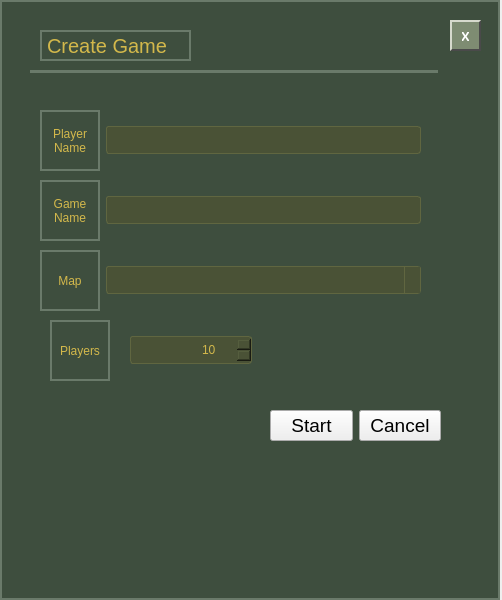
Qt form client/lobby/newgamewindow.ui (Blisstar/counter-strike-2d-g17) before a commit.
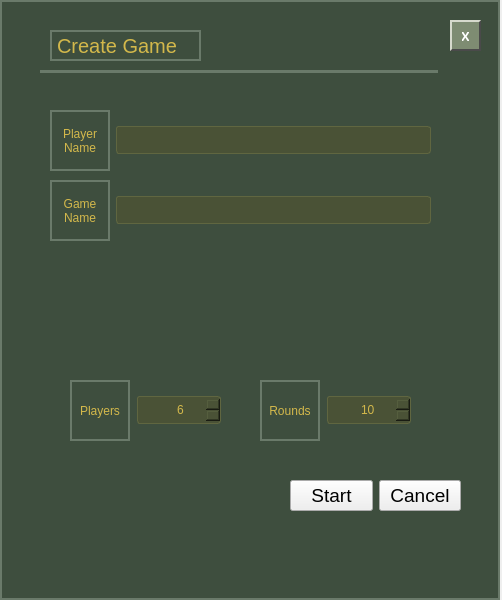
The same form after that commit.

```diff
--- a/client/lobby/newgamewindow.ui
+++ b/client/lobby/newgamewindow.ui
@@ -94,8 +94,8 @@
    <widget class="QWidget" name="horizontalLayoutWidget">
     <property name="geometry">
      <rect>
-      <x>270</x>
-      <y>410</y>
+      <x>290</x>
+      <y>480</y>
       <width>171</width>
       <height>32</height>
      </rect>
@@ -142,7 +142,7 @@
    <widget class="QLabel" name="label">
     <property name="geometry">
      <rect>
-      <x>40</x>
+      <x>50</x>
       <y>30</y>
       <width>151</width>
       <height>31</height>
@@ -161,85 +161,10 @@
      <string>Create Game</string>
     </property>
    </widget>
-   <widget class="QWidget" name="horizontalLayoutWidget_2">
-    <property name="geometry">
-     <rect>
-      <x>40</x>
-      <y>250</y>
-      <width>381</width>
-      <height>61</height>
-     </rect>
-    </property>
-    <layout class="QHBoxLayout" name="horizontalLayout_2">
-     <item>
-      <widget class="QLabel" name="label_2">
-       <property name="maximumSize">
-        <size>
-         <width>60</width>
-         <height>16777215</height>
-        </size>
-       </property>
-       <property name="styleSheet">
-        <string notr="true">QLabel{
-color: #d3b84b;
-border: &quot;none&quot;;
-	font-family: &quot;Verdana&quot;;
-}</string>
-       </property>
-       <property name="text">
-        <string>Map</string>
-       </property>
-       <property name="alignment">
-        <set>Qt::AlignmentFlag::AlignCenter</set>
-       </property>
-      </widget>
-     </item>
-     <item>
-      <widget class="QComboBox" name="mapSelector">
-       <property name="styleSheet">
-        <string notr="true">QComboBox {
-    background-color: #4a5236;  
-    color: #d3b84b;             
-    border: 1px solid #606640;   
-    padding: 5px 18px 5px 5px;  
-    border-radius: 3px;          
-    min-width: 6em;
-}
-
-QComboBox:hover {
-    border: 1px solid #a4b066; 
-}
-
-QComboBox::drop-down {
-    subcontrol-origin: padding;
-    subcontrol-position: top right;
-    width: 15px;
-    border-left: 1px solid #606640;
-    background-color: #4a5236;
-}
-
-
-QComboBox QAbstractItemView {
-    background-color: #4a5236;
-    border: 1px solid #606640;
-    selection-background-color: #636e3f;
-    color: #d3b84b;
-}</string>
-       </property>
-       <property name="currentIndex">
-        <number>-1</number>
-       </property>
-       <property name="maxVisibleItems">
-        <number>3</number>
-       </property>
-      </widget>
-     </item>
-    </layout>
-   </widget>
    <widget class="Line" name="line">
     <property name="geometry">
      <rect>
-      <x>30</x>
+      <x>40</x>
       <y>70</y>
       <width>118</width>
       <height>3</height>
@@ -291,7 +216,7 @@
    <widget class="QWidget" name="horizontalLayoutWidget_3">
     <property name="geometry">
      <rect>
-      <x>40</x>
+      <x>50</x>
       <y>110</y>
       <width>381</width>
       <height>61</height>
@@ -348,7 +273,7 @@
    <widget class="QWidget" name="horizontalLayoutWidget_4">
     <property name="geometry">
      <rect>
-      <x>40</x>
+      <x>50</x>
       <y>180</y>
       <width>381</width>
       <height>61</height>
@@ -405,15 +330,15 @@
    <widget class="QWidget" name="horizontalLayoutWidget_5">
     <property name="geometry">
      <rect>
-      <x>40</x>
-      <y>320</y>
-      <width>212</width>
+      <x>60</x>
+      <y>380</y>
+      <width>161</width>
       <height>61</height>
      </rect>
     </property>
     <layout class="QHBoxLayout" name="horizontalLayout_5" stretch="1,0">
      <property name="spacing">
-      <number>20</number>
+      <number>7</number>
      </property>
      <property name="sizeConstraint">
       <enum>QLayout::SizeConstraint::SetNoConstraint</enum>
@@ -421,6 +346,9 @@
      <property name="leftMargin">
       <number>10</number>
      </property>
+     <property name="rightMargin">
+      <number>0</number>
+     </property>
      <item>
       <widget class="QLabel" name="label_5">
        <property name="maximumSize">
@@ -451,16 +379,97 @@
     background-color: #4a5236;  
     color: #d3b84b;             
     border: 1px solid #606640;   
-    padding: 5px 18px 5px 5px;  
+    padding: 5px 18px 5px 5px;;
     border-radius: 3px;          
-    min-width: 6em;
 }
 
 QSpinBox:hover {
     border: 1px solid #a4b066; 
 }
 
+QComboBox QAbstractItemView {
+    background-color: #4a5236;
+    border: 1px solid #606640;
+    selection-background-color: #636e3f;
+    color: #d3b84b;
+}
 
+QSpinBox::focus {
+    selection-background-color: transparent;
+    selection-color: #d3b84b;
+}</string>
+       </property>
+       <property name="alignment">
+        <set>Qt::AlignmentFlag::AlignRight|Qt::AlignmentFlag::AlignTrailing|Qt::AlignmentFlag::AlignVCenter</set>
+       </property>
+       <property name="minimum">
+        <number>6</number>
+       </property>
+       <property name="maximum">
+        <number>20</number>
+       </property>
+       <property name="singleStep">
+        <number>2</number>
+       </property>
+       <property name="value">
+        <number>6</number>
+       </property>
+      </widget>
+     </item>
+    </layout>
+   </widget>
+   <widget class="QWidget" name="horizontalLayoutWidget_6">
+    <property name="geometry">
+     <rect>
+      <x>250</x>
+      <y>380</y>
+      <width>161</width>
+      <height>61</height>
+     </rect>
+    </property>
+    <layout class="QHBoxLayout" name="horizontalLayout_6" stretch="1,0">
+     <property name="spacing">
+      <number>7</number>
+     </property>
+     <property name="sizeConstraint">
+      <enum>QLayout::SizeConstraint::SetNoConstraint</enum>
+     </property>
+     <property name="leftMargin">
+      <number>10</number>
+     </property>
+     <item>
+      <widget class="QLabel" name="label_6">
+       <property name="maximumSize">
+        <size>
+         <width>60</width>
+         <height>16777215</height>
+        </size>
+       </property>
+       <property name="styleSheet">
+        <string notr="true">QLabel{
+color: #d3b84b;
+border: &quot;none&quot;;
+	font-family: &quot;Verdana&quot;;
+}</string>
+       </property>
+       <property name="text">
+        <string>Rounds</string>
+       </property>
+       <property name="alignment">
+        <set>Qt::AlignmentFlag::AlignCenter</set>
+       </property>
+      </widget>
+     </item>
+     <item>
+      <widget class="QSpinBox" name="roundsSpinBox">
+       <property name="styleSheet">
+        <string notr="true">QSpinBox {
+    background-color: #4a5236;  
+    color: #d3b84b;             
+    border: 1px solid #606640;   
+    padding: 5px 18px 5px 5px;;
+    border-radius: 3px;          
+}
 
 
 QComboBox QAbstractItemView {
@@ -468,6 +477,11 @@
     border: 1px solid #606640;
     selection-background-color: #636e3f;
     color: #d3b84b;
+}
+
+QSpinBox::focus {
+    selection-background-color: transparent;
+    selection-color: #d3b84b;
 }</string>
        </property>
        <property name="alignment">
@@ -486,6 +500,49 @@
      </item>
     </layout>
    </widget>
+   <widget class="QListWidget" name="mapList">
+    <property name="geometry">
+     <rect>
+      <x>50</x>
+      <y>260</y>
+      <width>441</width>
+      <height>111</height>
+     </rect>
+    </property>
+    <property name="styleSheet">
+     <string notr="true">QListWidget{
+border: none;
+}
+
+QListWidget::item {
+    border: 2px solid transparent;
+    padding: 5px;
+	background: none;
+}
+QListWidget::item:selected {
+    border: 2px solid #bfa949;
+	border-radius: 0;
+}</string>
+    </property>
+    <property name="movement">
+     <enum>QListView::Movement::Static</enum>
+    </property>
+    <property name="resizeMode">
+     <enum>QListView::ResizeMode::Adjust</enum>
+    </property>
+    <property name="spacing">
+     <number>10</number>
+    </property>
+    <property name="viewMode">
+     <enum>QListView::ViewMode::IconMode</enum>
+    </property>
+    <property name="selectionRectVisible">
+     <bool>false</bool>
+    </property>
+    <property name="itemAlignment">
+     <set>Qt::AlignmentFlag::AlignHCenter</set>
+    </property>
+   </widget>
   </widget>
  </widget>
  <resources/>
```
Left out of the diff: 3 changed lines with no effect on the pictures.
